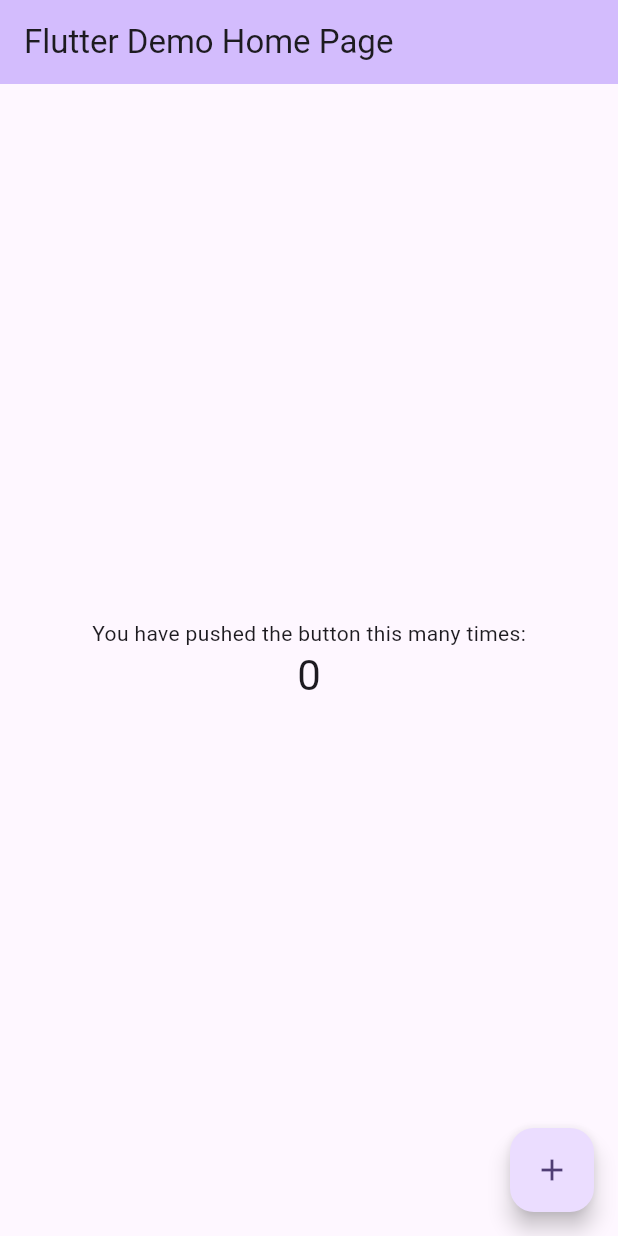
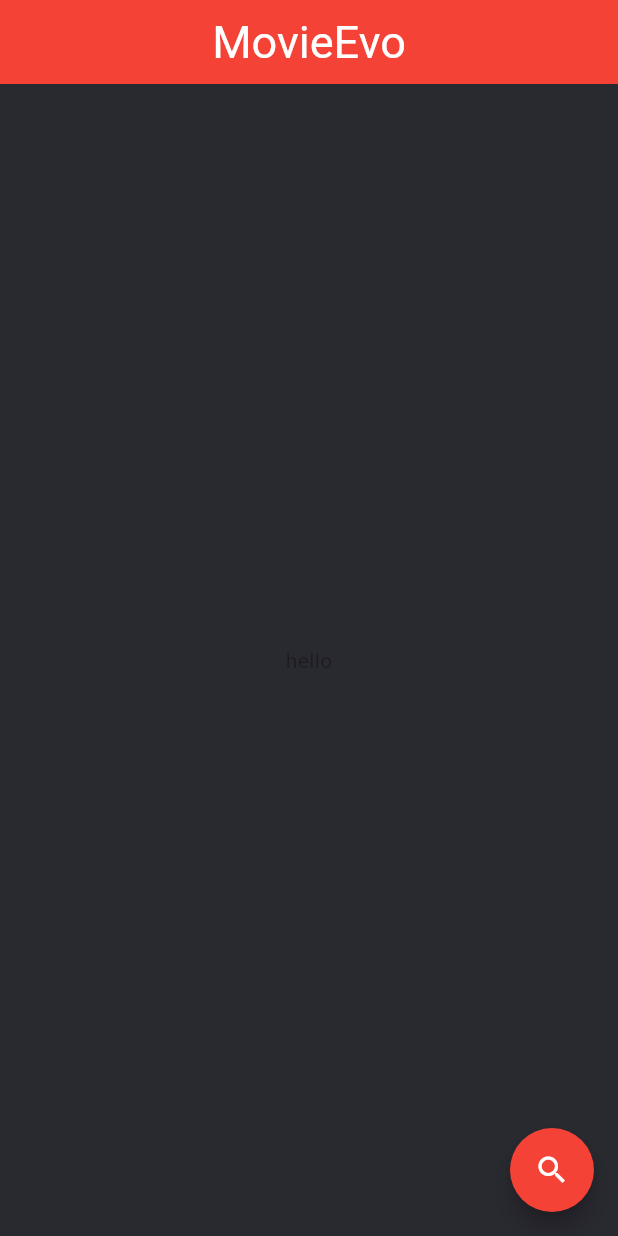
Before and after one commit to OtavioBruzadin/movieevo, a Flutter app: the screen it shows after launch, on a phone screen of 412 x 824 dp. Run offline on Flutter 3.47's test engine with Material 3 defaults, Android fonts, the phone set to English and light mode, and no system bars; our stand-ins replace flutter_screenutil.

Commit message:
Add:Base screen settings and main screen initial layout

```diff
--- a/lib/main.dart
+++ b/lib/main.dart
@@ -1,122 +1,57 @@
 import 'package:flutter/material.dart';
-
+import 'package:flutter_screenutil/flutter_screenutil.dart';
+import 'dart:ui';
 void main() {
-  runApp(const MyApp());
+  runApp(MyApp());
 }
 
 class MyApp extends StatelessWidget {
-  const MyApp({super.key});
 
-  // This widget is the root of your application.
   @override
   Widget build(BuildContext context) {
+    return ScreenUtilInit(
+      designSize:  Size(411, 914),
+      builder: (context, child) {
         return MaterialApp(
-      title: 'Flutter Demo',
           theme: ThemeData(
-        // This is the theme of your application.
-        //
-        // TRY THIS: Try running your application with "flutter run". You'll see
-        // the application has a purple toolbar. Then, without quitting the app,
-        // try changing the seedColor in the colorScheme below to Colors.green
-        // and then invoke "hot reload" (save your changes or press the "hot
-        // reload" button in a Flutter-supported IDE, or press "r" if you used
-        // the command line to start the app).
-        //
-        // Notice that the counter didn't reset back to zero; the application
-        // state is not lost during the reload. To reset the state, use hot
-        // restart instead.
-        //
-        // This works for code too, not just values: Most code changes can be
-        // tested with just a hot reload.
-        colorScheme: ColorScheme.fromSeed(seedColor: Colors.deepPurple),
+            appBarTheme:  AppBarTheme(
+              backgroundColor: Colors.red,
+              centerTitle: true,
+              elevation: 0,
+              titleTextStyle: TextStyle(
+                color: Colors.white,
+                fontSize: 30.sp,
               ),
-      home: const MyHomePage(title: 'Flutter Demo Home Page'),
+              iconTheme: IconThemeData(
+                color: Colors.white,
+              ),
+            ),
+            scaffoldBackgroundColor: const Color(0xFF292930),
+            floatingActionButtonTheme: const FloatingActionButtonThemeData(
+              backgroundColor: Colors.red,
+              foregroundColor: Colors.white,
+              shape: CircleBorder(),
+            ),
+          ),
+          home: MainPage(),
+        );
+      },
     );
   }
 }
 
-class MyHomePage extends StatefulWidget {
-  const MyHomePage({super.key, required this.title});
-
-  // This widget is the home page of your application. It is stateful, meaning
-  // that it has a State object (defined below) that contains fields that affect
-  // how it looks.
-
-  // This class is the configuration for the state. It holds the values (in this
-  // case the title) provided by the parent (in this case the App widget) and
-  // used by the build method of the State. Fields in a Widget subclass are
-  // always marked "final".
-
-  final String title;
-
-  @override
-  State<MyHomePage> createState() => _MyHomePageState();
-}
-
-class _MyHomePageState extends State<MyHomePage> {
-  int _counter = 0;
-
-  void _incrementCounter() {
-    setState(() {
-      // This call to setState tells the Flutter framework that something has
-      // changed in this State, which causes it to rerun the build method below
-      // so that the display can reflect the updated values. If we changed
-      // _counter without calling setState(), then the build method would not be
-      // called again, and so nothing would appear to happen.
-      _counter++;
-    });
-  }
-
+class MainPage extends StatelessWidget {
   @override
   Widget build(BuildContext context) {
-    // This method is rerun every time setState is called, for instance as done
-    // by the _incrementCounter method above.
-    //
-    // The Flutter framework has been optimized to make rerunning build methods
-    // fast, so that you can just rebuild anything that needs updating rather
-    // than having to individually change instances of widgets.
     return Scaffold(
         appBar: AppBar(
-        // TRY THIS: Try changing the color here to a specific color (to
-        // Colors.amber, perhaps?) and trigger a hot reload to see the AppBar
-        // change color while the other colors stay the same.
-        backgroundColor: Theme.of(context).colorScheme.inversePrimary,
-        // Here we take the value from the MyHomePage object that was created by
-        // the App.build method, and use it to set our appbar title.
-        title: Text(widget.title),
+          title: const Text('MovieEvo'),
         ),
-      body: Center(
-        // Center is a layout widget. It takes a single child and positions it
-        // in the middle of the parent.
-        child: Column(
-          // Column is also a layout widget. It takes a list of children and
-          // arranges them vertically. By default, it sizes itself to fit its
-          // children horizontally, and tries to be as tall as its parent.
-          //
-          // Column has various properties to control how it sizes itself and
-          // how it positions its children. Here we use mainAxisAlignment to
-          // center the children vertically; the main axis here is the vertical
-          // axis because Columns are vertical (the cross axis would be
-          // horizontal).
-          //
-          // TRY THIS: Invoke "debug painting" (choose the "Toggle Debug Paint"
-          // action in the IDE, or press "p" in the console), to see the
-          // wireframe for each widget.
-          mainAxisAlignment: MainAxisAlignment.center,
-          children: <Widget>[
-            const Text('You have pushed the button this many times:'),
-            Text(
-              '$_counter',
-              style: Theme.of(context).textTheme.headlineMedium,
+        body: const Center(child: Text('hello')),
+        floatingActionButton: FloatingActionButton(
+          onPressed: () {},
+          child: const Icon(Icons.search),
         ),
-          ],
-        ),
-      ),
-      floatingActionButton: FloatingActionButton(
-        onPressed: _incrementCounter,
-        tooltip: 'Increment',
-        child: const Icon(Icons.add),
-      ), // This trailing comma makes auto-formatting nicer for build methods.
       );
   }
 }
```
Lines whose indentation alone changed are shown as unchanged.
